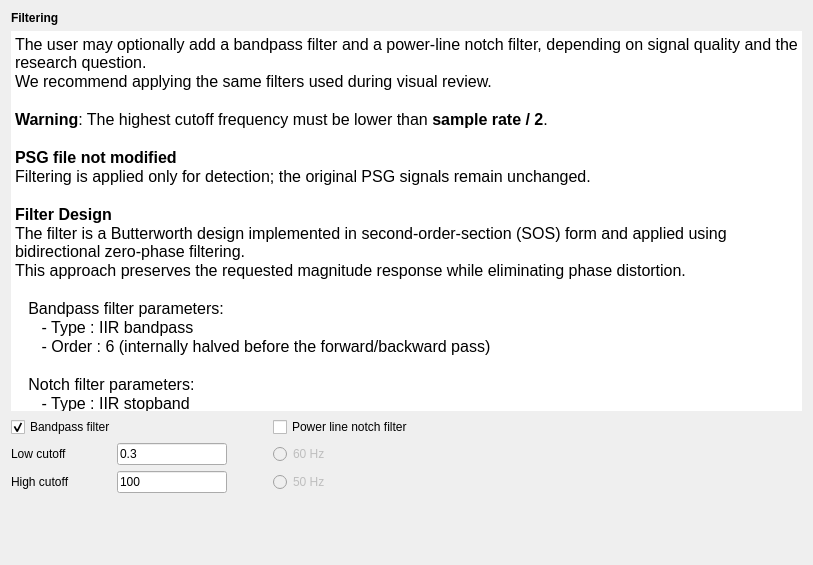
This is tools/CEAMSTools/PowerSpectralAnalysis/FilterStep/Ui_FilterStep.ui in SnoozToolbox/snooz-package-ceams as Qt 5 draws it before an edit. The edited form follows.
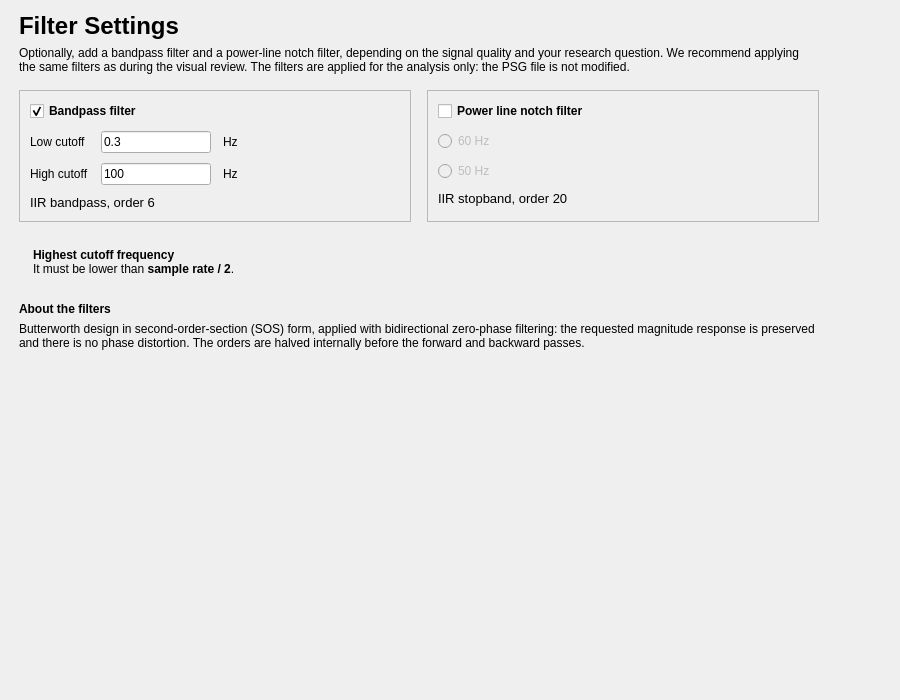
This is the edited form.

Commit message: Analyze EEG Spectral Power: redesigned pages (tool 4.6.3, package 7.6.0)

```diff
--- a/tools/CEAMSTools/PowerSpectralAnalysis/FilterStep/Ui_FilterStep.ui
+++ b/tools/CEAMSTools/PowerSpectralAnalysis/FilterStep/Ui_FilterStep.ui
@@ -6,101 +6,131 @@
    <rect>
     <x>0</x>
     <y>0</y>
-    <width>813</width>
-    <height>565</height>
+    <width>900</width>
+    <height>700</height>
    </rect>
   </property>
   <property name="windowTitle">
    <string/>
   </property>
   <layout class="QVBoxLayout" name="verticalLayout">
+   <property name="leftMargin">
+    <number>19</number>
+   </property>
+   <property name="topMargin">
+    <number>12</number>
+   </property>
+   <property name="rightMargin">
+    <number>19</number>
+   </property>
+   <property name="bottomMargin">
+    <number>12</number>
+   </property>
    <item>
-    <widget class="QLabel" name="label_2">
+    <layout class="QHBoxLayout" name="content_row" stretch="1,0">
+     <property name="leftMargin">
+      <number>0</number>
+     </property>
+     <property name="topMargin">
+      <number>0</number>
+     </property>
+     <property name="rightMargin">
+      <number>0</number>
+     </property>
+     <property name="bottomMargin">
+      <number>0</number>
+     </property>
+     <item>
+      <widget class="QWidget" name="content_widget" native="true">
      <property name="maximumSize">
       <size>
-       <width>16777215</width>
-       <height>22</height>
-      </size>
-     </property>
+         <width>800</width>
+         <height>16777215</height>
+        </size>
+       </property>
+       <layout class="QVBoxLayout" name="content_layout">
+        <property name="spacing">
+         <number>16</number>
+        </property>
+        <property name="leftMargin">
+         <number>0</number>
+        </property>
+        <property name="topMargin">
+         <number>0</number>
+        </property>
+        <property name="rightMargin">
+         <number>0</number>
+        </property>
+        <property name="bottomMargin">
+         <number>0</number>
+        </property>
+        <item>
+         <layout class="QVBoxLayout" name="header_layout">
+          <property name="spacing">
+           <number>6</number>
+          </property>
+          <item>
+           <widget class="QLabel" name="title_label">
      <property name="font">
       <font>
-       <italic>false</italic>
-       <bold>false</bold>
+              <pointsize>18</pointsize>
+              <bold>true</bold>
       </font>
      </property>
      <property name="text">
-      <string>&lt;html&gt;&lt;head/&gt;&lt;body&gt;&lt;p&gt;&lt;span style=&quot; font-weight:600;&quot;&gt;Filtering&lt;/span&gt;&lt;/p&gt;&lt;/body&gt;&lt;/html&gt;</string>
+             <string>Filter Settings</string>
      </property>
     </widget>
    </item>
    <item>
-    <widget class="QTextEdit" name="textBrowser">
-     <property name="minimumSize">
-      <size>
-       <width>0</width>
-       <height>380</height>
-      </size>
-     </property>
-     <property name="maximumSize">
-      <size>
-       <width>16777215</width>
-       <height>500</height>
-      </size>
-     </property>
+           <widget class="QLabel" name="subtitle_label">
+            <property name="text">
+             <string>Optionally, add a bandpass filter and a power-line notch filter, depending on the signal quality and your research question. We recommend applying the same filters as during the visual review. The filters are applied for the analysis only: the PSG file is not modified.</string>
+            </property>
+            <property name="wordWrap">
+             <bool>true</bool>
+            </property>
+            <property name="variant" stdset="0">
+             <string notr="true">help</string>
+            </property>
+           </widget>
+          </item>
+         </layout>
+        </item>
+        <item>
+         <layout class="QHBoxLayout" name="filter_cards_layout" stretch="1,1">
+          <property name="spacing">
+           <number>16</number>
+          </property>
+          <item>
+           <widget class="QFrame" name="bandpass_card">
      <property name="frameShape">
-      <enum>QFrame::Shape::NoFrame</enum>
+             <enum>QFrame::Shape::StyledPanel</enum>
      </property>
      <property name="frameShadow">
-      <enum>QFrame::Shadow::Plain</enum>
-     </property>
-     <property name="lineWidth">
-      <number>0</number>
-     </property>
-     <property name="verticalScrollBarPolicy">
-      <enum>Qt::ScrollBarPolicy::ScrollBarAlwaysOff</enum>
-     </property>
-     <property name="horizontalScrollBarPolicy">
-      <enum>Qt::ScrollBarPolicy::ScrollBarAlwaysOff</enum>
-     </property>
-     <property name="html">
-      <string>&lt;!DOCTYPE HTML PUBLIC &quot;-//W3C//DTD HTML 4.0//EN&quot; &quot;http://www.w3.org/TR/REC-html40/strict.dtd&quot;&gt;
-&lt;html&gt;&lt;head&gt;&lt;meta name=&quot;qrichtext&quot; content=&quot;1&quot; /&gt;&lt;meta charset=&quot;utf-8&quot; /&gt;&lt;style type=&quot;text/css&quot;&gt;
-p, li { white-space: pre-wrap; }
-hr { height: 1px; border-width: 0; }
-li.unchecked::marker { content: &quot;\2610&quot;; }
-li.checked::marker { content: &quot;\2612&quot;; }
-&lt;/style&gt;&lt;/head&gt;&lt;body style=&quot; font-size:12pt; font-weight:400; font-style:normal;&quot;&gt;
-&lt;p style=&quot; margin-top:0px; margin-bottom:0px; margin-left:0px; margin-right:0px; -qt-block-indent:0; text-indent:0px;&quot;&gt;The user may optionally add a bandpass filter and a power-line notch filter, depending on signal quality and the research question.&lt;/p&gt;
-&lt;p style=&quot; margin-top:0px; margin-bottom:0px; margin-left:0px; margin-right:0px; -qt-block-indent:0; text-indent:0px;&quot;&gt;We recommend applying the same filters used during visual review.&lt;/p&gt;
-&lt;p style=&quot;-qt-paragraph-type:empty; margin-top:0px; margin-bottom:0px; margin-left:0px; margin-right:0px; -qt-block-indent:0; text-indent:0px;&quot;&gt;&lt;br /&gt;&lt;/p&gt;
-&lt;p style=&quot; margin-top:0px; margin-bottom:0px; margin-left:0px; margin-right:0px; -qt-block-indent:0; text-indent:0px;&quot;&gt;&lt;span style=&quot; font-weight:700;&quot;&gt;Warning&lt;/span&gt;: The highest cutoff frequency must be lower than &lt;span style=&quot; font-weight:700;&quot;&gt;sample rate / 2&lt;/span&gt;.&lt;/p&gt;
-&lt;p style=&quot;-qt-paragraph-type:empty; margin-top:0px; margin-bottom:0px; margin-left:0px; margin-right:0px; -qt-block-indent:0; text-indent:0px;&quot;&gt;&lt;br /&gt;&lt;/p&gt;
-&lt;p style=&quot; margin-top:0px; margin-bottom:0px; margin-left:0px; margin-right:0px; -qt-block-indent:0; text-indent:0px;&quot;&gt;&lt;span style=&quot; font-weight:700;&quot;&gt;PSG file not modified&lt;/span&gt;&lt;/p&gt;
-&lt;p style=&quot; margin-top:0px; margin-bottom:0px; margin-left:0px; margin-right:0px; -qt-block-indent:0; text-indent:0px;&quot;&gt;Filtering is applied only for detection; the original PSG signals remain unchanged.&lt;/p&gt;
-&lt;p style=&quot;-qt-paragraph-type:empty; margin-top:0px; margin-bottom:0px; margin-left:0px; margin-right:0px; -qt-block-indent:0; text-indent:0px;&quot;&gt;&lt;br /&gt;&lt;/p&gt;
-&lt;p style=&quot; margin-top:0px; margin-bottom:0px; margin-left:0px; margin-right:0px; -qt-block-indent:0; text-indent:0px;&quot;&gt;&lt;span style=&quot; font-weight:700;&quot;&gt;Filter Design&lt;/span&gt;&lt;/p&gt;
-&lt;p style=&quot; margin-top:0px; margin-bottom:0px; margin-left:0px; margin-right:0px; -qt-block-indent:0; text-indent:0px;&quot;&gt;The filter is a Butterworth design implemented in second-order-section (SOS) form and applied using bidirectional zero-phase filtering. &lt;/p&gt;
-&lt;p style=&quot; margin-top:0px; margin-bottom:0px; margin-left:0px; margin-right:0px; -qt-block-indent:0; text-indent:0px;&quot;&gt;This approach preserves the requested magnitude response while eliminating phase distortion.&lt;/p&gt;
-&lt;p style=&quot;-qt-paragraph-type:empty; margin-top:0px; margin-bottom:0px; margin-left:0px; margin-right:0px; -qt-block-indent:0; text-indent:0px;&quot;&gt;&lt;br /&gt;&lt;/p&gt;
-&lt;p style=&quot; margin-top:0px; margin-bottom:0px; margin-left:0px; margin-right:0px; -qt-block-indent:0; text-indent:0px;&quot;&gt;   Bandpass filter parameters:&lt;/p&gt;
-&lt;p style=&quot; margin-top:0px; margin-bottom:0px; margin-left:0px; margin-right:0px; -qt-block-indent:0; text-indent:0px;&quot;&gt;      - Type : IIR bandpass&lt;/p&gt;
-&lt;p style=&quot; margin-top:0px; margin-bottom:0px; margin-left:0px; margin-right:0px; -qt-block-indent:0; text-indent:0px;&quot;&gt;      - Order : 6 (internally halved before the forward/backward pass)&lt;/p&gt;
-&lt;p style=&quot;-qt-paragraph-type:empty; margin-top:0px; margin-bottom:0px; margin-left:0px; margin-right:0px; -qt-block-indent:0; text-indent:0px;&quot;&gt;&lt;br /&gt;&lt;/p&gt;
-&lt;p style=&quot; margin-top:0px; margin-bottom:0px; margin-left:0px; margin-right:0px; -qt-block-indent:0; text-indent:0px;&quot;&gt;   Notch filter parameters:&lt;/p&gt;
-&lt;p style=&quot; margin-top:0px; margin-bottom:0px; margin-left:0px; margin-right:0px; -qt-block-indent:0; text-indent:0px;&quot;&gt;      - Type : IIR stopband&lt;/p&gt;
-&lt;p style=&quot; margin-top:0px; margin-bottom:0px; margin-left:0px; margin-right:0px; -qt-block-indent:0; text-indent:0px;&quot;&gt;      - Order : 20 (internally halved before the forward/backward pass)&lt;/p&gt;
-&lt;p style=&quot;-qt-paragraph-type:empty; margin-top:0px; margin-bottom:0px; margin-left:0px; margin-right:0px; -qt-block-indent:0; text-indent:0px;&quot;&gt;&lt;br /&gt;&lt;/p&gt;&lt;/body&gt;&lt;/html&gt;</string>
-     </property>
-    </widget>
-   </item>
+             <enum>QFrame::Shadow::Raised</enum>
+            </property>
+            <layout class="QVBoxLayout" name="bandpass_card_layout">
+             <property name="spacing">
+              <number>10</number>
+             </property>
+             <property name="leftMargin">
+              <number>10</number>
+             </property>
+             <property name="topMargin">
+              <number>10</number>
+             </property>
+             <property name="rightMargin">
+              <number>10</number>
+             </property>
+             <property name="bottomMargin">
+              <number>10</number>
+             </property>
    <item>
-    <layout class="QGridLayout" name="gridLayout">
-     <item row="0" column="0" colspan="2">
       <widget class="QCheckBox" name="bp_checkBox">
        <property name="font">
         <font>
-         <italic>false</italic>
-         <bold>false</bold>
+                 <bold>true</bold>
         </font>
        </property>
        <property name="text">
@@ -111,33 +141,16 @@
        </property>
       </widget>
      </item>
-     <item row="0" column="3">
-      <widget class="QCheckBox" name="notch_checkBox">
-       <property name="font">
-        <font>
-         <italic>false</italic>
-         <bold>false</bold>
-        </font>
-       </property>
-       <property name="text">
-        <string>Power line notch filter</string>
-       </property>
-      </widget>
-     </item>
-     <item row="1" column="0">
+             <item>
+              <layout class="QGridLayout" name="cutoff_grid">
+               <property name="horizontalSpacing">
+                <number>12</number>
+               </property>
+               <property name="verticalSpacing">
+                <number>10</number>
+               </property>
+               <item row="0" column="0">
       <widget class="QLabel" name="label">
-       <property name="minimumSize">
-        <size>
-         <width>80</width>
-         <height>0</height>
-        </size>
-       </property>
-       <property name="maximumSize">
-        <size>
-         <width>100</width>
-         <height>16777215</height>
-        </size>
-       </property>
        <property name="toolTip">
         <string>Edit the low cutoff frequency in Hz (i.e. 0.3).</string>
        </property>
@@ -146,7 +159,7 @@
        </property>
       </widget>
      </item>
-     <item row="1" column="1">
+               <item row="0" column="1">
       <widget class="QLineEdit" name="low_cutoff_lineEdit">
        <property name="maximumSize">
         <size>
@@ -162,30 +175,18 @@
        </property>
       </widget>
      </item>
-     <item row="1" column="3">
-      <widget class="QRadioButton" name="radioButton_60Hz">
-       <property name="enabled">
-        <bool>false</bool>
-       </property>
+               <item row="0" column="2">
+                <widget class="QLabel" name="low_cutoff_unit_label">
        <property name="text">
-        <string>60 Hz</string>
+                  <string>Hz</string>
+                 </property>
+                 <property name="variant" stdset="0">
+                  <string notr="true">help</string>
        </property>
       </widget>
      </item>
-     <item row="2" column="0">
+               <item row="1" column="0">
       <widget class="QLabel" name="label_6">
-       <property name="minimumSize">
-        <size>
-         <width>80</width>
-         <height>0</height>
-        </size>
-       </property>
-       <property name="maximumSize">
-        <size>
-         <width>100</width>
-         <height>16777215</height>
-        </size>
-       </property>
        <property name="toolTip">
         <string>Edit the high cutoff frequency in Hz (i.e. 100).</string>
        </property>
@@ -194,7 +195,7 @@
        </property>
       </widget>
      </item>
-     <item row="2" column="1">
+               <item row="1" column="1">
       <widget class="QLineEdit" name="high_cutoff_lineEdit">
        <property name="maximumSize">
         <size>
@@ -210,14 +211,21 @@
        </property>
       </widget>
      </item>
-     <item row="2" column="2">
-      <spacer name="horizontalSpacer_2">
+               <item row="1" column="2">
+                <widget class="QLabel" name="high_cutoff_unit_label">
+                 <property name="text">
+                  <string>Hz</string>
+                 </property>
+                 <property name="variant" stdset="0">
+                  <string notr="true">help</string>
+                 </property>
+                </widget>
+               </item>
+               <item row="0" column="3">
+                <spacer name="cutoff_grid_spacer">
        <property name="orientation">
         <enum>Qt::Orientation::Horizontal</enum>
        </property>
-       <property name="sizeType">
-        <enum>QSizePolicy::Policy::Fixed</enum>
-       </property>
        <property name="sizeHint" stdset="0">
         <size>
          <width>40</width>
@@ -226,7 +234,89 @@
        </property>
       </spacer>
      </item>
-     <item row="2" column="3">
+              </layout>
+             </item>
+             <item>
+              <widget class="QLabel" name="bandpass_help_label">
+               <property name="font">
+                <font>
+                 <pointsize>10</pointsize>
+                </font>
+               </property>
+               <property name="text">
+                <string>IIR bandpass, order 6</string>
+               </property>
+               <property name="wordWrap">
+                <bool>true</bool>
+               </property>
+               <property name="variant" stdset="0">
+                <string notr="true">help</string>
+               </property>
+              </widget>
+             </item>
+             <item>
+              <spacer name="bandpass_stretch">
+               <property name="orientation">
+                <enum>Qt::Orientation::Vertical</enum>
+               </property>
+               <property name="sizeHint" stdset="0">
+                <size>
+                 <width>20</width>
+                 <height>0</height>
+                </size>
+               </property>
+              </spacer>
+             </item>
+            </layout>
+           </widget>
+          </item>
+          <item>
+           <widget class="QFrame" name="notch_card">
+            <property name="frameShape">
+             <enum>QFrame::Shape::StyledPanel</enum>
+            </property>
+            <property name="frameShadow">
+             <enum>QFrame::Shadow::Raised</enum>
+            </property>
+            <layout class="QVBoxLayout" name="notch_card_layout">
+             <property name="spacing">
+              <number>10</number>
+             </property>
+             <property name="leftMargin">
+              <number>10</number>
+             </property>
+             <property name="topMargin">
+              <number>10</number>
+             </property>
+             <property name="rightMargin">
+              <number>10</number>
+             </property>
+             <property name="bottomMargin">
+              <number>10</number>
+             </property>
+             <item>
+              <widget class="QCheckBox" name="notch_checkBox">
+               <property name="font">
+                <font>
+                 <bold>true</bold>
+                </font>
+               </property>
+               <property name="text">
+                <string>Power line notch filter</string>
+               </property>
+              </widget>
+             </item>
+             <item>
+              <widget class="QRadioButton" name="radioButton_60Hz">
+               <property name="enabled">
+                <bool>false</bool>
+               </property>
+               <property name="text">
+                <string>60 Hz</string>
+               </property>
+              </widget>
+             </item>
+             <item>
       <widget class="QRadioButton" name="radioButton_50Hz">
        <property name="enabled">
         <bool>false</bool>
@@ -236,6 +326,127 @@
        </property>
       </widget>
      </item>
+             <item>
+              <widget class="QLabel" name="notch_help_label">
+               <property name="font">
+                <font>
+                 <pointsize>10</pointsize>
+                </font>
+               </property>
+               <property name="text">
+                <string>IIR stopband, order 20</string>
+               </property>
+               <property name="wordWrap">
+                <bool>true</bool>
+               </property>
+               <property name="variant" stdset="0">
+                <string notr="true">help</string>
+               </property>
+              </widget>
+             </item>
+             <item>
+              <spacer name="notch_stretch">
+               <property name="orientation">
+                <enum>Qt::Orientation::Vertical</enum>
+               </property>
+               <property name="sizeHint" stdset="0">
+                <size>
+                 <width>20</width>
+                 <height>0</height>
+                </size>
+               </property>
+              </spacer>
+             </item>
+            </layout>
+           </widget>
+          </item>
+         </layout>
+        </item>
+        <item>
+         <widget class="QFrame" name="nyquist_warning">
+          <property name="frameShape">
+           <enum>QFrame::Shape::NoFrame</enum>
+          </property>
+          <property name="variant" stdset="0">
+           <string notr="true">warning</string>
+          </property>
+          <layout class="QHBoxLayout" name="nyquist_warning_layout">
+           <property name="leftMargin">
+            <number>14</number>
+           </property>
+           <property name="topMargin">
+            <number>10</number>
+           </property>
+           <property name="rightMargin">
+            <number>14</number>
+           </property>
+           <property name="bottomMargin">
+            <number>10</number>
+           </property>
+           <item>
+            <widget class="QLabel" name="nyquist_warning_label">
+             <property name="text">
+              <string>&lt;b&gt;Highest cutoff frequency&lt;/b&gt;&lt;br/&gt;It must be lower than &lt;b&gt;sample rate / 2&lt;/b&gt;.</string>
+             </property>
+             <property name="textFormat">
+              <enum>Qt::TextFormat::RichText</enum>
+             </property>
+             <property name="wordWrap">
+              <bool>true</bool>
+             </property>
+            </widget>
+           </item>
+          </layout>
+         </widget>
+        </item>
+        <item>
+         <layout class="QVBoxLayout" name="about_filters_layout">
+          <property name="spacing">
+           <number>6</number>
+          </property>
+          <item>
+           <widget class="QLabel" name="about_filters_title_label">
+            <property name="font">
+             <font>
+              <bold>true</bold>
+             </font>
+            </property>
+            <property name="text">
+             <string>About the filters</string>
+            </property>
+           </widget>
+          </item>
+          <item>
+           <widget class="QLabel" name="about_filters_label">
+            <property name="text">
+             <string>Butterworth design in second-order-section (SOS) form, applied with bidirectional zero-phase filtering: the requested magnitude response is preserved and there is no phase distortion. The orders are halved internally before the forward and backward passes.</string>
+            </property>
+            <property name="wordWrap">
+             <bool>true</bool>
+            </property>
+            <property name="variant" stdset="0">
+             <string notr="true">help</string>
+            </property>
+           </widget>
+          </item>
+         </layout>
+        </item>
+       </layout>
+      </widget>
+     </item>
+     <item>
+      <spacer name="content_spacer">
+       <property name="orientation">
+        <enum>Qt::Orientation::Horizontal</enum>
+       </property>
+       <property name="sizeHint" stdset="0">
+        <size>
+         <width>40</width>
+         <height>20</height>
+        </size>
+       </property>
+      </spacer>
+     </item>
     </layout>
    </item>
    <item>
@@ -243,13 +454,10 @@
      <property name="orientation">
       <enum>Qt::Orientation::Vertical</enum>
      </property>
-     <property name="sizeType">
-      <enum>QSizePolicy::Policy::Expanding</enum>
-     </property>
      <property name="sizeHint" stdset="0">
       <size>
-       <width>20</width>
-       <height>10</height>
+       <width>40</width>
+       <height>20</height>
       </size>
      </property>
     </spacer>
```
Left out of the diff: 10 changed lines with no effect on the pictures. Lines whose indentation alone changed are shown as unchanged. The commit also changes 47 other files.
